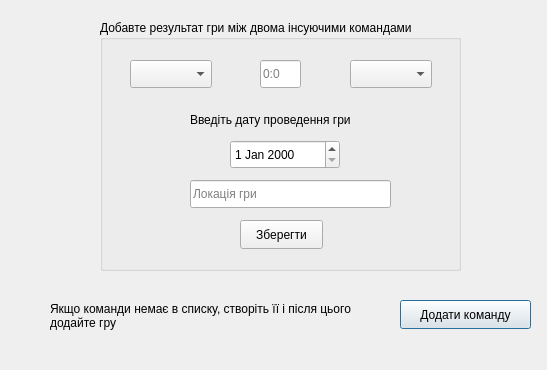
First picture: the form in addgamedialog.ui, repository OstrovskyAndriy/basketball, before the edit.
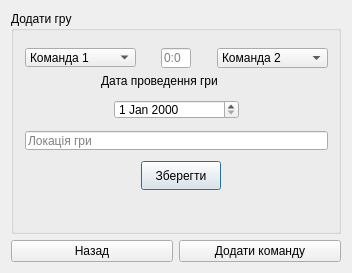
Second picture: the form after the edit.

Diff of the .ui file:
```diff
--- a/addgamedialog.ui
+++ b/addgamedialog.ui
@@ -6,61 +6,26 @@
    <rect>
     <x>0</x>
     <y>0</y>
-    <width>547</width>
-    <height>370</height>
+    <width>352</width>
+    <height>273</height>
    </rect>
   </property>
   <property name="windowTitle">
    <string>Dialog</string>
   </property>
-  <widget class="QPushButton" name="addTeamButton">
-   <property name="geometry">
-    <rect>
-     <x>400</x>
-     <y>300</y>
-     <width>131</width>
-     <height>29</height>
-    </rect>
-   </property>
-   <property name="text">
-    <string>Додати команду</string>
-   </property>
-  </widget>
-  <widget class="QLabel" name="label">
-   <property name="geometry">
-    <rect>
-     <x>50</x>
-     <y>280</y>
-     <width>321</width>
-     <height>71</height>
-    </rect>
-   </property>
-   <property name="text">
-    <string>Якщо команди немає в списку, створіть її і після цього додайте гру</string>
-   </property>
-   <property name="wordWrap">
-    <bool>true</bool>
-   </property>
-  </widget>
+  <layout class="QGridLayout" name="gridLayout">
+   <item row="0" column="0" colspan="2">
   <widget class="QGroupBox" name="groupBox">
-   <property name="geometry">
-    <rect>
-     <x>100</x>
-     <y>20</y>
-     <width>361</width>
-     <height>251</height>
-    </rect>
-   </property>
    <property name="title">
-    <string>Добавте результат гри між двома інсуючими командами</string>
+      <string>Додати гру</string>
    </property>
    <widget class="QLineEdit" name="result">
     <property name="geometry">
      <rect>
-      <x>160</x>
-      <y>40</y>
-      <width>41</width>
-      <height>28</height>
+        <x>150</x>
+        <y>37</y>
+        <width>30</width>
+        <height>20</height>
      </rect>
     </property>
     <property name="inputMask">
@@ -76,40 +41,50 @@
    <widget class="QComboBox" name="teams1ComboBox">
     <property name="geometry">
      <rect>
-      <x>30</x>
-      <y>40</y>
-      <width>82</width>
-      <height>28</height>
-     </rect>
-    </property>
+        <x>14</x>
+        <y>37</y>
+        <width>111</width>
+        <height>19</height>
+       </rect>
+      </property>
+      <item>
+       <property name="text">
+        <string>Команда 1</string>
+       </property>
+      </item>
    </widget>
    <widget class="QComboBox" name="teams2ComboBox">
     <property name="geometry">
      <rect>
-      <x>250</x>
-      <y>40</y>
-      <width>82</width>
-      <height>28</height>
-     </rect>
-    </property>
+        <x>206</x>
+        <y>37</y>
+        <width>111</width>
+        <height>20</height>
+       </rect>
+      </property>
+      <item>
+       <property name="text">
+        <string>Команда 2</string>
+       </property>
+      </item>
    </widget>
    <widget class="QDateEdit" name="dateEdit">
     <property name="geometry">
      <rect>
-      <x>130</x>
-      <y>120</y>
-      <width>110</width>
-      <height>29</height>
+        <x>103</x>
+        <y>89</y>
+        <width>125</width>
+        <height>19</height>
      </rect>
     </property>
    </widget>
    <widget class="QLineEdit" name="locationLineEdit">
     <property name="geometry">
      <rect>
-      <x>90</x>
-      <y>160</y>
-      <width>201</width>
-      <height>28</height>
+        <x>14</x>
+        <y>120</y>
+        <width>303</width>
+        <height>19</height>
      </rect>
     </property>
     <property name="placeholderText">
@@ -120,21 +95,21 @@
     <property name="geometry">
      <rect>
       <x>90</x>
-      <y>90</y>
-      <width>201</width>
+        <y>60</y>
+        <width>149</width>
       <height>20</height>
      </rect>
     </property>
     <property name="text">
-     <string>Введіть дату проведення гри</string>
+       <string>Дата проведення гри</string>
     </property>
    </widget>
    <widget class="QPushButton" name="saveButton">
     <property name="geometry">
      <rect>
-      <x>140</x>
-      <y>200</y>
-      <width>83</width>
+        <x>130</x>
+        <y>150</y>
+        <width>80</width>
       <height>29</height>
      </rect>
     </property>
@@ -143,6 +118,22 @@
     </property>
    </widget>
   </widget>
+   </item>
+   <item row="1" column="0">
+    <widget class="QPushButton" name="goBack">
+     <property name="text">
+      <string>Назад</string>
+     </property>
+    </widget>
+   </item>
+   <item row="1" column="1">
+    <widget class="QPushButton" name="addTeamButton">
+     <property name="text">
+      <string>Додати команду</string>
+     </property>
+    </widget>
+   </item>
+  </layout>
  </widget>
  <resources/>
  <connections/>
```
Lines whose indentation alone changed are shown as unchanged.
